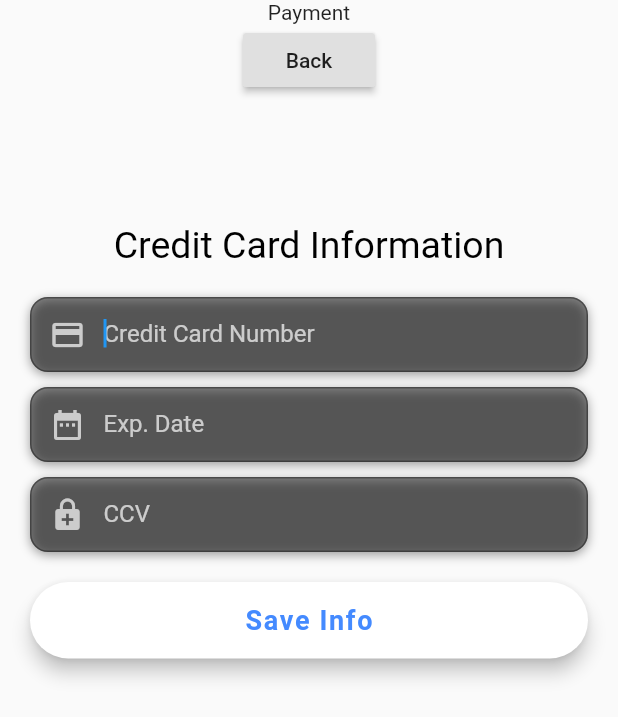
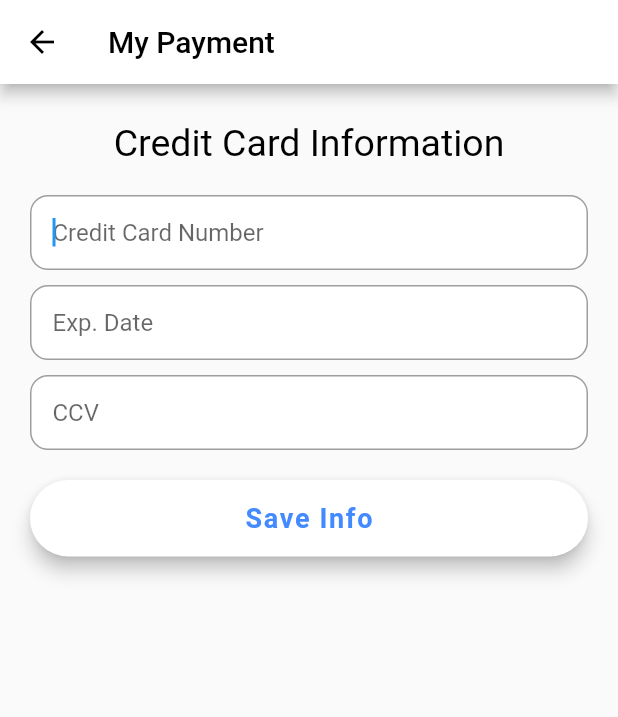
Before and after one commit to michaelpropp18/universal_store, a Flutter app: the Payment screen opened by its route, on a phone screen of 412 x 824 dp. Shown: the top 717 px of the screen. Run offline on Flutter 3.47's test engine with Material 2 defaults, Android fonts, the phone set to English and light mode, and no system bars; our stand-ins replace cloud_firestore, firebase_auth, flutter_spinkit; accounts and stored records are empty.

Commit message:
add header to payment screen ui

```diff
--- a/lib/view/customer/drawer/payment_screen.dart
+++ b/lib/view/customer/drawer/payment_screen.dart
@@ -1,23 +1,25 @@
 import 'package:flutter/material.dart';
-import 'package:universal_store/view/authentication/widgets/input_field.dart';
 import 'package:universal_store/view/authentication/widgets/submit_button.dart';
+import 'package:universal_store/view/manager/widgets/edit_field.dart';
 
 class Payment extends StatelessWidget {
   @override
   Widget build(BuildContext context) {
     return Scaffold(
       resizeToAvoidBottomInset: false,
+      appBar: AppBar(
+        brightness: Brightness.light, // this makes the status bar black
+        iconTheme: new IconThemeData(
+            color: Colors.black), // this changes color of hamburger icon
+        backgroundColor: Colors.white,
+        title: Text('My Payment', style: TextStyle(color: Colors.black)),
+      ),
       body: Column(
         children: <Widget>[
-          Text('Payment'),
-          RaisedButton(
-            child: Text('Back'),
-            onPressed: () => Navigator.pop(context),
-          ),
           Container(
             padding: EdgeInsets.symmetric(
               horizontal: 20.0,
-              vertical: 85.0,
+              vertical: 25.0,
             ),
             child: Column(
               children: <Widget>[
@@ -29,39 +31,16 @@ class Payment extends StatelessWidget {
                   ),
                 ),
                 SizedBox(height: 20),
-                InputField(
-                  error: false,
-                  icon: Icons.credit_card,
-                  autofocus: true,
-                  textInputAction: TextInputAction.done,
-                  textInputType: TextInputType.text,
+                EditField(
                   hintText: 'Credit Card Number',
-                  onChanged: (t) {
-                    //viewModel.firstName = t;
-                  },
                 ),
                 SizedBox(height: 10),
-                InputField(
-                  error: false,
-                  icon: Icons.date_range,
-                  textInputType: TextInputType.text,
-                  textInputAction: TextInputAction.done,
+                EditField(
                   hintText: 'Exp. Date',
-                  onChanged: (t) {
-                    //viewModel.lastName = t;
-                  },
                 ),
                 SizedBox(height: 10),
-                InputField(
-                  error: false,
-                  icon: Icons.enhanced_encryption,
-                  autofocus: true,
-                  textInputAction: TextInputAction.done,
-                  textInputType: TextInputType.text,
+                EditField(
                   hintText: 'CCV',
-                  onChanged: (t) {
-                    //viewModel.firstName = t;
-                  },
                 ),
                 SizedBox(height: 20),
                 SubmitButton(
```
